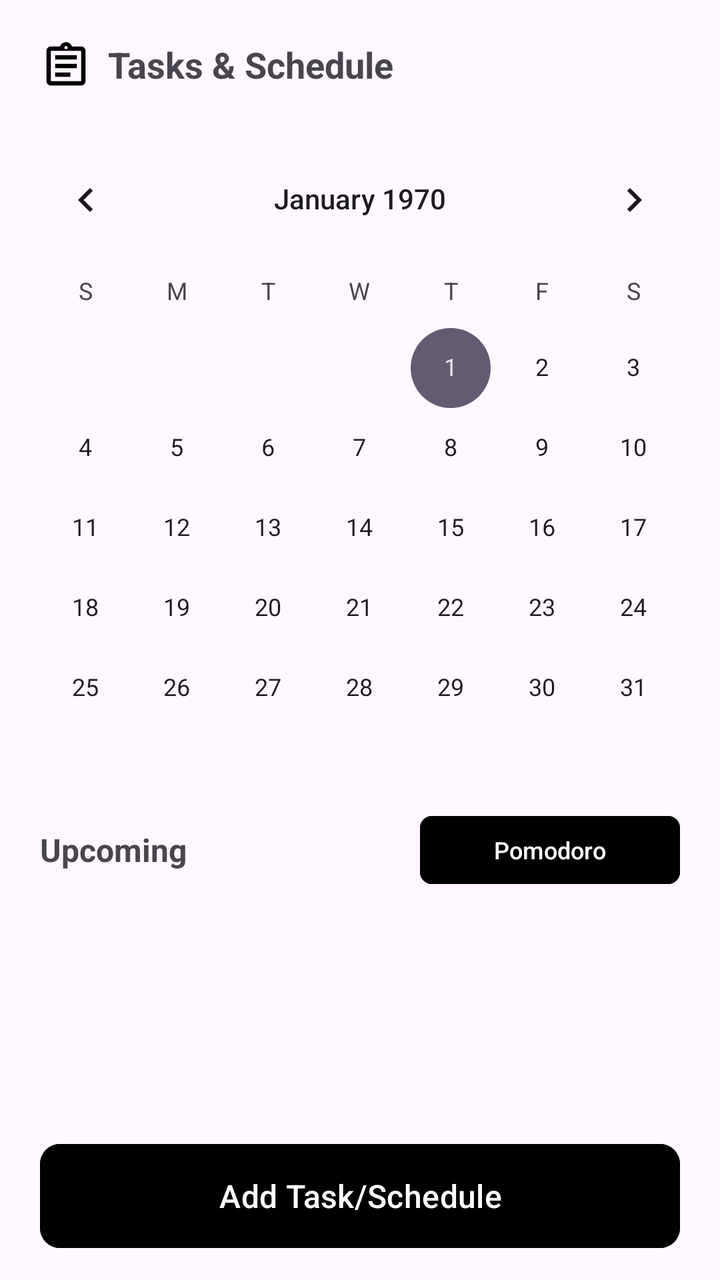
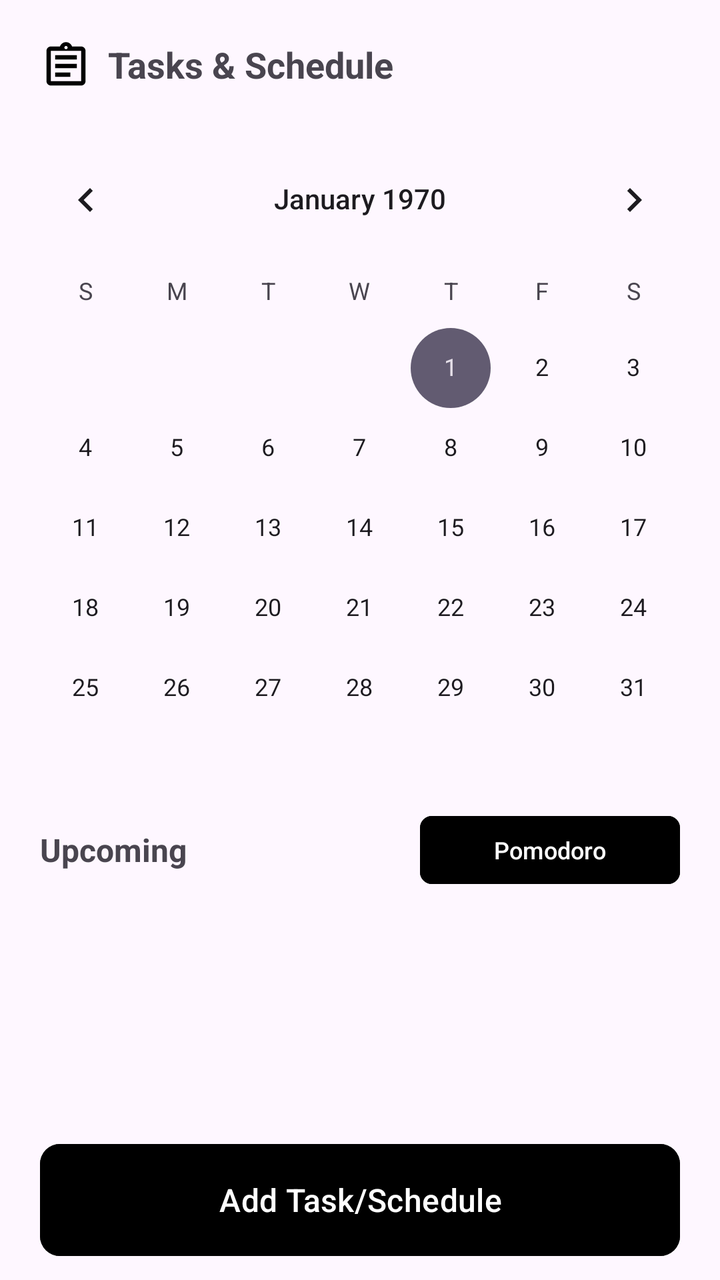

Before-and-after screenshots of an Android layout around one commit, followed by the original layout XML and the change that was made.
<!-- AndroidManifest.xml: application theme Theme.Syncly -->
<!-- res/layout/fragment_task_sched.xml -->
<?xml version="1.0" encoding="utf-8"?>
<RelativeLayout xmlns:android="http://schemas.android.com/apk/res/android"
    xmlns:app="http://schemas.android.com/apk/res-auto"
    xmlns:tools="http://schemas.android.com/tools"
    android:id="@+id/main"
    android:layout_width="match_parent"
    android:layout_height="match_parent"
    android:orientation="vertical"
    tools:context=".fragments.TaskSched">

    <RelativeLayout
        android:layout_width="match_parent"
        android:layout_height="wrap_content"
        android:layout_margin="20dp"
        android:id="@+id/heading"
        >
        <ImageView
            android:layout_width="wrap_content"
            android:layout_height="wrap_content"
            android:src="@drawable/icon_task"
            android:id="@+id/calendarLogo"
            app:tint="@color/black"
            />

        <TextView
            android:layout_width="wrap_content"
            android:layout_height="wrap_content"
            android:layout_toEndOf="@+id/calendarLogo"
            android:text="Tasks &amp; Schedule"
            android:textSize="18dp"
            android:layout_marginLeft="8dp"
            android:textStyle="bold"/>
    </RelativeLayout>
    <CalendarView
        android:layout_width="match_parent"
        android:layout_height="wrap_content"
        android:layout_below="@id/heading"
        android:id="@+id/calendar"
        />
    <RelativeLayout
        android:layout_width="match_parent"
        android:layout_height="wrap_content"
        android:layout_marginBottom="10dp"
        android:layout_below="@id/calendar"
        android:layout_marginHorizontal="20dp"
        android:id="@+id/upcoming">
        <TextView
            android:layout_width="wrap_content"
            android:layout_height="wrap_content"
            android:textSize="16dp"
            android:textStyle="bold"
            android:text="Upcoming"
            android:layout_centerVertical="true"/>

        <com.google.android.material.button.MaterialButton
            android:layout_width="130dp"
            android:layout_height="42dp"
            android:backgroundTint="@color/black"
            app:cornerRadius="6dp"
            android:textSize="12dp"
            android:text="Pomodoro"
            android:layout_alignParentEnd="true"
            android:id="@+id/pomodoroBtn"/>
    </RelativeLayout>
    <androidx.recyclerview.widget.RecyclerView
        android:layout_width="match_parent"
        android:layout_height="match_parent"
        android:layout_below="@id/upcoming"
        android:layout_above="@id/addBtn"
        android:layout_marginHorizontal="20dp"
        android:id="@+id/recyclerView"/>
    <com.google.android.material.button.MaterialButton
        android:layout_width="match_parent"
        android:layout_height="60dp"
        android:textSize="16dp"
        android:text="Add Task/Schedule"
        android:backgroundTint="@color/black"
        android:layout_marginHorizontal="20dp"
        app:cornerRadius="10dp"
        android:layout_alignParentBottom="true"
        android:id="@+id/addBtn"
        android:layout_marginBottom="12dp"/>
</RelativeLayout>
<!-- resources referenced by this layout -->
<resources>
  <color name="black">#FF000000</color>
  <!-- drawable icon_task (drawable) -->
  <vector xmlns:android="http://schemas.android.com/apk/res/android"
      android:width="26dp"
      android:height="26dp"
      android:viewportWidth="26"
      android:viewportHeight="26">
    <path
        android:pathData="M5.417,22.75C4.821,22.75 4.311,22.538 3.886,22.114C3.462,21.689 3.25,21.179 3.25,20.583V5.417C3.25,4.821 3.462,4.311 3.886,3.886C4.311,3.462 4.821,3.25 5.417,3.25H9.967C10.201,2.6 10.594,2.076 11.145,1.679C11.696,1.282 12.314,1.083 13,1.083C13.686,1.083 14.304,1.282 14.855,1.679C15.406,2.076 15.799,2.6 16.033,3.25H20.583C21.179,3.25 21.689,3.462 22.114,3.886C22.538,4.311 22.75,4.821 22.75,5.417V20.583C22.75,21.179 22.538,21.689 22.114,22.114C21.689,22.538 21.179,22.75 20.583,22.75H5.417ZM5.417,20.583H20.583V5.417H5.417V20.583ZM7.583,18.417H15.167V16.25H7.583V18.417ZM7.583,14.083H18.417V11.917H7.583V14.083ZM7.583,9.75H18.417V7.583H7.583V9.75ZM13,4.604C13.235,4.604 13.429,4.527 13.582,4.374C13.736,4.22 13.813,4.026 13.813,3.792C13.813,3.557 13.736,3.363 13.582,3.209C13.429,3.056 13.235,2.979 13,2.979C12.765,2.979 12.571,3.056 12.418,3.209C12.264,3.363 12.188,3.557 12.188,3.792C12.188,4.026 12.264,4.22 12.418,4.374C12.571,4.527 12.765,4.604 13,4.604Z"
        android:fillColor="#E3E3E3"/>
  </vector>
  <style name="Theme.Syncly" parent="Base.Theme.Syncly" />
  <style name="Base.Theme.Syncly" parent="Theme.Material3.DayNight.NoActionBar">
          
          
      </style>
</resources>

<!-- the commit's change to res/layout/fragment_task_sched.xml (unified diff, before → after) -->
@@ -77,6 +77,7 @@
         android:backgroundTint="@color/black"
         android:layout_marginHorizontal="20dp"
         app:cornerRadius="10dp"
+        android:insetBottom="0dp"
         android:layout_alignParentBottom="true"
         android:id="@+id/addBtn"
         android:layout_marginBottom="12dp"/>
